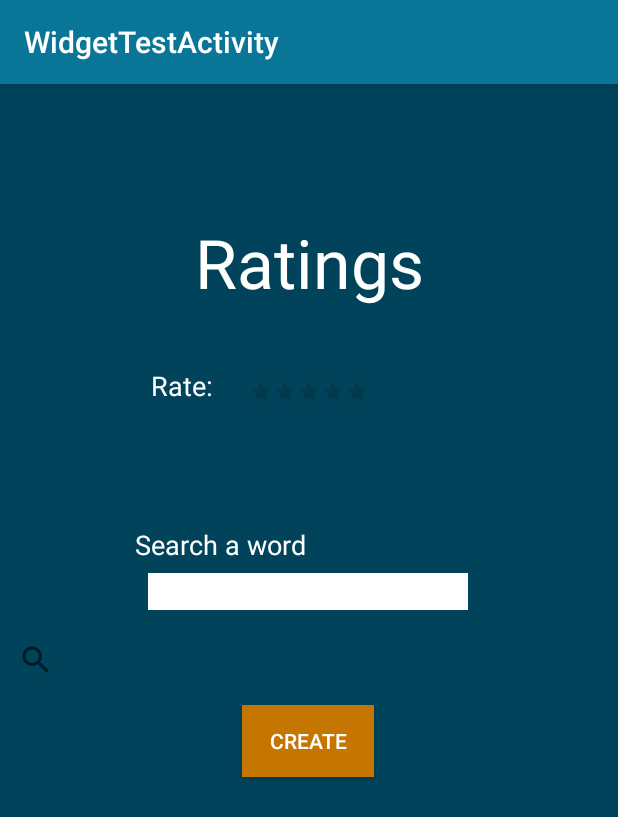
After one commit to sarahmarvi/cmsc436group41, an Android app: the WidgetTestActivity screen opened directly, with no data from a screen before it, on a phone screen of 412 x 824 dp. The commit adds this screen. Shown: the top 817 px of the screen. Run offline under Robolectric (Android 15) with nearby library versions, the phone set to English and light mode, and no system bars; 1 statement that could not run was skipped.

Commit message:
Update widgets WIP

```diff
--- a/SemesterGroupProject/app/src/main/AndroidManifest.xml
+++ b/SemesterGroupProject/app/src/main/AndroidManifest.xml
@@ -30,6 +30,22 @@
             android:name="com.example.audiodictionary.CreateAccountActivity"
             android:label="AudioDictionary" >
         </activity>
+        <activity
+            android:name="com.example.audiodictionary.LearnerLanguage"
+            android:label="AudioDictionary" >
+        </activity>
+        <activity
+            android:name="com.example.audiodictionary.NativeLanguage"
+            android:label="AudioDictionary" >
+        </activity>
+        <activity
+            android:name="com.example.audiodictionary.CreateAudio"
+            android:label="AudioDictionary" >
+        </activity>
+        <activity
+            android:name="com.example.audiodictionary.WidgetTestActivity"
+            android:label="WidgetTestActivity" >
+        </activity>
     </application>
 
 </manifest>
--- /dev/null
+++ b/SemesterGroupProject/app/src/main/java/DictSearchActivity.kt
@@ -0,0 +1,34 @@
+import android.content.Intent
+import androidx.appcompat.app.AppCompatActivity
+import android.os.Bundle
+import android.util.Log
+import android.view.Menu
+import android.view.MenuItem
+import android.view.View
+import android.widget.Button
+import android.widget.RatingBar
+import android.widget.TextView
+
+class DictSearchActivity : AppCompatActivity() {
+
+//    private val prevIntent = getIntent()
+//    private lateinit var uid : String
+
+    private lateinit var greetingTextView: TextView
+
+    override fun onCreate(savedInstanceState: Bundle?) {
+        super.onCreate(savedInstanceState)
+
+        //val theIntent = getIntent() as Intent
+        //val user = theIntent.getStringExtra("theUser").toString()
+
+        //greetingTextView = findViewById(R.id.languages_greeting)
+        //greetingTextView.setText("Welcome, " + user)
+        //ratingBar.isEnabled = false // this is how we disable it for learners
+        //ratingBar.rating = 3.5f // this is how we set a rating I believe
+    }
+
+    companion object {
+        const val TAG = "AudioDictionary"
+    }
+}
--- a/SemesterGroupProject/app/src/main/java/com/example/audiodictionary/MainActivity.kt
+++ b/SemesterGroupProject/app/src/main/java/com/example/audiodictionary/MainActivity.kt
@@ -27,6 +27,8 @@ class MainActivity : AppCompatActivity() {
 
     private fun startLearner() {
         val intent = Intent(this@MainActivity, LanguageListActivity::class.java)
+        //val intent = Intent(this@MainActivity, WidgetTestActivity::class.java)
+        intent.putExtra("theUser", "Learner")
         startActivity(intent)
     }
 
--- /dev/null
+++ b/SemesterGroupProject/app/src/main/java/com/example/audiodictionary/WidgetTestActivity.kt
@@ -0,0 +1,70 @@
+package com.example.audiodictionary
+
+import android.content.Intent
+import androidx.appcompat.app.AppCompatActivity
+import android.os.Bundle
+import android.util.Log
+import android.view.Menu
+import android.view.MenuItem
+import android.view.View
+import android.widget.Button
+import android.widget.RatingBar
+import android.widget.TextView
+
+class WidgetTestActivity : AppCompatActivity() {
+
+//    private val prevIntent = getIntent()
+//    private lateinit var uid : String
+
+    private lateinit var greetingTextView: TextView
+
+    override fun onCreate(savedInstanceState: Bundle?) {
+        super.onCreate(savedInstanceState)
+        setContentView(R.layout.widget_test)
+
+        //val theIntent = getIntent() as Intent
+        //val user = theIntent.getStringExtra("theUser").toString()
+
+        //greetingTextView = findViewById(R.id.languages_greeting)
+        //greetingTextView.setText("Welcome, " + user)
+        // TODO: move this to the real recording list
+        val ratingBar = findViewById<View>(R.id.test_rating_bar) as RatingBar
+        //ratingBar.isEnabled = false // this is how we disable it for learners
+        //ratingBar.rating = 3.5f // this is how we set a rating I believe
+        ratingBar.setIsIndicator(false) // actually this is how we disable it
+        ratingBar.setOnRatingBarChangeListener {
+                _: RatingBar?, rating: Float, fromUser: Boolean ->
+            // you should have a local variable letting you know what recording this actually is
+            // use that recording ID to send the rating to the DB using the structure outlined in our doc
+            // check for an existing rating by the user, and if so, replace it; otherwise, make a new one
+            Log.i(TAG, "Just received a rating of $rating")
+            true
+        }
+
+//        if (prevIntent.hasExtra("UserId")) {
+//            uid = prevIntent.getStringExtra("UserID").toString()
+//        }
+
+
+//        arabicButton = findViewById(R.id.arabic_open)
+//        frenchButton = findViewById(R.id.french_open)
+//        italianButton = findViewById(R.id.italian_open)
+//        spanishButton = findViewById(R.id.spanish_open)
+
+    }
+
+    override fun onCreateOptionsMenu(menu: Menu): Boolean {
+        val inflater = menuInflater
+        inflater.inflate(R.menu.menu, menu)
+        return true
+    }
+    override fun onOptionsItemSelected(item: MenuItem): Boolean {
+        val intent = Intent(this, MainActivity::class.java)
+        startActivity(intent)
+        return true
+    }
+
+    companion object {
+        const val TAG = "AudioDictionary"
+    }
+}
--- /dev/null
+++ b/SemesterGroupProject/app/src/main/res/layout/widget_test.xml
@@ -0,0 +1,126 @@
+<?xml version="1.0" encoding="utf-8"?>
+<androidx.constraintlayout.widget.ConstraintLayout xmlns:android="http://schemas.android.com/apk/res/android"
+    xmlns:app="http://schemas.android.com/apk/res-auto"
+    xmlns:tools="http://schemas.android.com/tools"
+    android:layout_width="match_parent"
+    android:layout_height="match_parent"
+    android:background="#01435B">
+
+    <TextView
+        android:id="@+id/textView6"
+        android:layout_width="wrap_content"
+        android:layout_height="wrap_content"
+        android:text="Ratings"
+        android:textAppearance="@style/TextAppearance.AppCompat.Display2"
+        android:textColor="#FFFFFF"
+        app:layout_constraintBottom_toBottomOf="parent"
+        app:layout_constraintEnd_toEndOf="parent"
+        app:layout_constraintStart_toStartOf="parent"
+        app:layout_constraintTop_toTopOf="parent"
+        app:layout_constraintVertical_bias="0.125" />
+
+<!--    <EditText-->
+<!--        android:id="@+id/editTextTextEmailAddress2"-->
+<!--        android:layout_width="wrap_content"-->
+<!--        android:layout_height="wrap_content"-->
+<!--        android:background="#FFFFFF"-->
+<!--        android:ems="10"-->
+<!--        android:inputType="textEmailAddress"-->
+<!--        android:textColor="#000000"-->
+<!--        app:layout_constraintBottom_toBottomOf="parent"-->
+<!--        app:layout_constraintEnd_toEndOf="parent"-->
+<!--        app:layout_constraintHorizontal_bias="0.497"-->
+<!--        app:layout_constraintStart_toStartOf="parent"-->
+<!--        app:layout_constraintTop_toTopOf="parent"-->
+<!--        app:layout_constraintVertical_bias="0.424" />-->
+
+<!--    <TextView-->
+<!--        android:id="@+id/textView5"-->
+<!--        android:layout_width="wrap_content"-->
+<!--        android:layout_height="wrap_content"-->
+<!--        android:text="@string/create_user"-->
+<!--        android:textAppearance="@style/TextAppearance.AppCompat.Medium"-->
+<!--        android:textColor="#FFFFFF"-->
+<!--        app:layout_constraintBottom_toBottomOf="parent"-->
+<!--        app:layout_constraintEnd_toEndOf="parent"-->
+<!--        app:layout_constraintHorizontal_bias="0.303"-->
+<!--        app:layout_constraintStart_toStartOf="parent"-->
+<!--        app:layout_constraintTop_toTopOf="parent"-->
+<!--        app:layout_constraintVertical_bias="0.38" />-->
+
+    <EditText
+        android:id="@+id/editTextTextPassword"
+        android:layout_width="wrap_content"
+        android:layout_height="wrap_content"
+        android:background="#FFFFFF"
+        android:ems="10"
+        android:inputType="textPassword"
+        android:textColor="#000000"
+        app:layout_constraintBottom_toBottomOf="parent"
+        app:layout_constraintEnd_toEndOf="parent"
+        app:layout_constraintHorizontal_bias="0.497"
+        app:layout_constraintStart_toStartOf="parent"
+        app:layout_constraintTop_toTopOf="parent"
+        app:layout_constraintVertical_bias="0.439" />
+
+    <TextView
+        android:id="@+id/passText"
+        android:layout_width="wrap_content"
+        android:layout_height="wrap_content"
+        android:text="Search a word"
+        android:textAppearance="@style/TextAppearance.AppCompat.Medium"
+        android:textColor="#FFFFFF"
+        app:layout_constraintBottom_toBottomOf="parent"
+        app:layout_constraintEnd_toEndOf="parent"
+        app:layout_constraintHorizontal_bias="0.302"
+        app:layout_constraintStart_toStartOf="parent"
+        app:layout_constraintTop_toTopOf="parent"
+        app:layout_constraintVertical_bias="0.396" />
+
+    <Button
+        android:id="@+id/createAccBtn"
+        android:layout_width="wrap_content"
+        android:layout_height="wrap_content"
+        android:background="#C57600"
+        android:text="@string/create_create"
+        android:textColor="#FFFFFF"
+        app:layout_constraintBottom_toBottomOf="parent"
+        app:layout_constraintEnd_toEndOf="parent"
+        app:layout_constraintHorizontal_bias="0.498"
+        app:layout_constraintStart_toStartOf="parent"
+        app:layout_constraintTop_toTopOf="parent"
+        app:layout_constraintVertical_bias="0.575" />
+
+    <TextView
+        android:id="@+id/textView7"
+        android:layout_width="wrap_content"
+        android:layout_height="wrap_content"
+        android:text="Rate:"
+        android:textAppearance="@style/TextAppearance.AppCompat.Medium"
+        android:textColor="#FFFFFF"
+        app:layout_constraintBottom_toBottomOf="parent"
+        app:layout_constraintEnd_toEndOf="parent"
+        app:layout_constraintHorizontal_bias="0.272"
+        app:layout_constraintStart_toStartOf="parent"
+        app:layout_constraintTop_toTopOf="parent"
+        app:layout_constraintVertical_bias="0.254" />
+
+    <RatingBar
+        android:id="@+id/test_rating_bar"
+        android:layout_width="wrap_content"
+        android:layout_height="wrap_content"
+        style="?android:attr/ratingBarStyleSmall"
+        android:numStars="5"
+        android:saveEnabled="true"
+        app:layout_constraintBottom_toBottomOf="@+id/textView7"
+        app:layout_constraintEnd_toEndOf="parent"
+        app:layout_constraintStart_toStartOf="parent"
+        app:layout_constraintVertical_bias="0.125" />
+
+    <SearchView
+        android:layout_width="match_parent"
+        android:layout_height="match_parent"
+        tools:layout_editor_absoluteX="104dp"
+        tools:layout_editor_absoluteY="337dp" />
+
+</androidx.constraintlayout.widget.ConstraintLayout>
```
Also changed, not shown: 1 other file.
